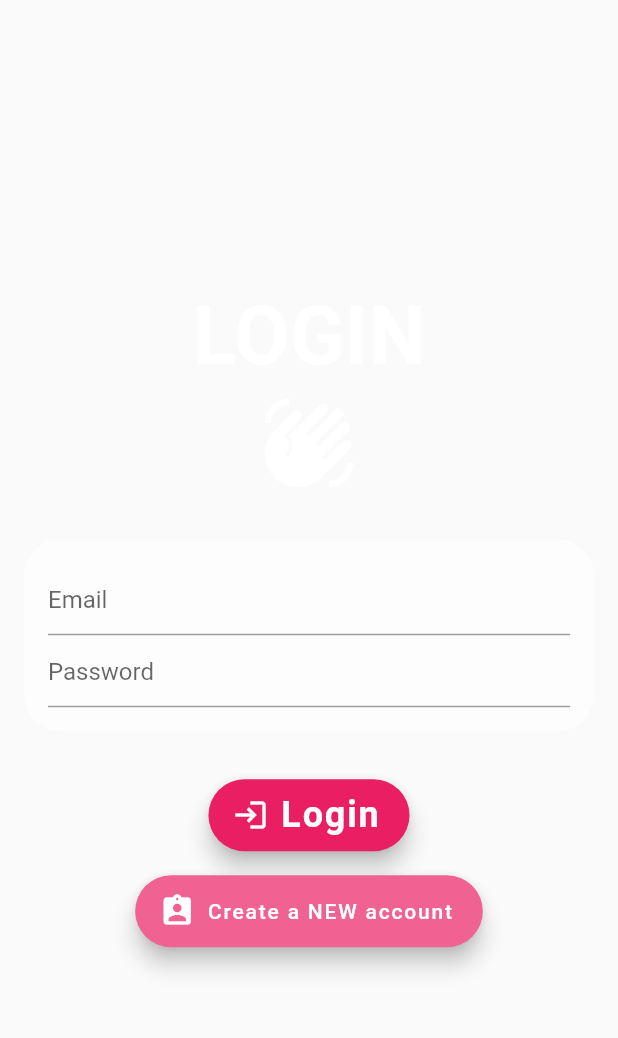
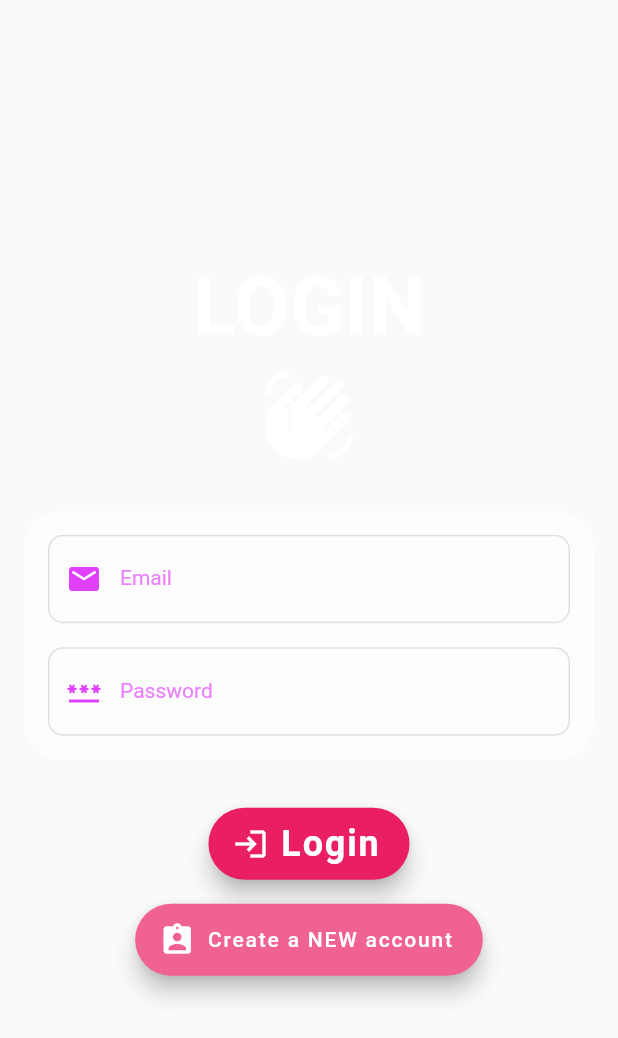
Before and after one commit to KajcsaRenataGabriela/meal-planning-app-getx, a Flutter app: the screen it shows once a user with an empty profile is signed in, after a tap on "Logout", on a phone screen of 412 x 824 dp. Shown: the top 1038 px of the screen. Run offline on Flutter 3.47's test engine with Material 2 defaults, Android fonts, the phone set to English and light mode, and no system bars; our stand-ins replace cloud_firestore, firebase_auth, firebase_core, get; missing offline and left inert: animate_gradient; accounts and stored records are empty; network calls fail.

Commit message:
added home and some signup changes

```diff
--- a/lib/app/controllers/auth_controller.dart
+++ b/lib/app/controllers/auth_controller.dart
@@ -44,7 +44,7 @@ class AuthController extends GetxController {
   Future<void> logout() async {
     try {
       await firebaseAuth.signOut();
-      Get.to(const SignInPage());
+      Get.to(const LogInPage());
     } catch (firebaseAuthException) {
       //
     }
--- a/lib/app/screens/home_page.dart
+++ b/lib/app/screens/home_page.dart
@@ -23,6 +23,27 @@ class _HomePageState extends State<HomePage> {
             },
             child: const Text('Logout')),
       ),
+      bottomNavigationBar: BottomNavigationBar(
+        type: BottomNavigationBarType.fixed,
+        items: const <BottomNavigationBarItem>[
+          BottomNavigationBarItem(
+            icon: Icon(Icons.severe_cold),
+            label: 'Fridge',
+          ),
+          BottomNavigationBarItem(
+            icon: Icon(Icons.shopping_cart),
+            label: 'Shopping',
+          ),
+          BottomNavigationBarItem(
+            icon: Icon(Icons.apple),
+            label: 'Recipes',
+          ),
+          BottomNavigationBarItem(
+            icon: Icon(Icons.note_alt),
+            label: 'Weekly plan',
+          ),
+        ],
+      ),
     );
   }
 }
--- a/lib/app/screens/login_page.dart
+++ b/lib/app/screens/login_page.dart
@@ -3,15 +3,16 @@ import 'package:flutter/material.dart';
 import 'package:get/get.dart';
 
 import '../controllers/auth_controller.dart';
+import 'sign_up_page.dart';
 
-class SignInPage extends StatefulWidget {
-  const SignInPage({super.key});
+class LogInPage extends StatefulWidget {
+  const LogInPage({super.key});
 
   @override
-  State<SignInPage> createState() => _SignInPageState();
+  State<LogInPage> createState() => _LogInPageState();
 }
 
-class _SignInPageState extends State<SignInPage> {
+class _LogInPageState extends State<LogInPage> {
   final TextEditingController _emailController = TextEditingController();
   final TextEditingController _passwordController = TextEditingController();
   final AuthController _authController = Get.put(AuthController());
@@ -29,14 +30,12 @@ class _SignInPageState extends State<SignInPage> {
         secondaryBegin: Alignment.bottomLeft,
         secondaryEnd: Alignment.topRight,
         primaryColors: <Color>[
-          Colors.pink.shade200,
-          Colors.pinkAccent.shade100,
-          Colors.pinkAccent.withOpacity(0.1),
+          Colors.pink.shade100,
+          Colors.pinkAccent.shade100.withOpacity(0.1),
         ],
         secondaryColors: <Color>[
-          Colors.pinkAccent.withOpacity(0.1),
+          Colors.pinkAccent.shade100.withOpacity(0.1),
           Colors.purpleAccent.shade100,
-          Colors.purple.shade200,
         ],
         child: Column(
           mainAxisAlignment: MainAxisAlignment.center,
@@ -72,13 +71,46 @@ class _SignInPageState extends State<SignInPage> {
                           TextField(
                             controller: _emailController,
                             keyboardType: TextInputType.emailAddress,
-                            decoration: const InputDecoration(hintText: 'Email'),
+                            style: const TextStyle(color: Colors.purpleAccent, fontWeight: FontWeight.w900),
+                            decoration: InputDecoration(
+                              labelText: 'Email',
+                              labelStyle: TextStyle(fontSize: 14, color: Colors.purpleAccent.shade100, fontWeight: FontWeight.w400),
+                              enabledBorder: OutlineInputBorder(
+                                borderRadius: BorderRadius.circular(10),
+                                borderSide: BorderSide(
+                                  color: Colors.grey.shade300,
+                                ),
+                              ),
+                              prefixIcon: const Icon(Icons.email_rounded, color: Colors.purpleAccent,),
+                              focusedBorder: OutlineInputBorder(
+                                  borderRadius: BorderRadius.circular(10),
+                                  borderSide: const BorderSide(
+                                    color: Colors.purpleAccent,
+                                  )),
+                            ),
                           ),
+                          const SizedBox(height: 16),
                           TextField(
                             controller: _passwordController,
+                            obscureText: true,
                             keyboardType: TextInputType.visiblePassword,
-                            obscureText: true,
-                            decoration: const InputDecoration(hintText: 'Password'),
+                            style: const TextStyle(color: Colors.purpleAccent, fontWeight: FontWeight.w900),
+                            decoration: InputDecoration(
+                              labelText: 'Password',
+                              labelStyle: TextStyle(fontSize: 14, color: Colors.purpleAccent.shade100, fontWeight: FontWeight.w400),
+                              enabledBorder: OutlineInputBorder(
+                                borderRadius: BorderRadius.circular(10),
+                                borderSide: BorderSide(
+                                  color: Colors.grey.shade300,
+                                ),
+                              ),
+                              prefixIcon: const Icon(Icons.password_outlined, color: Colors.purpleAccent,),
+                              focusedBorder: OutlineInputBorder(
+                                  borderRadius: BorderRadius.circular(10),
+                                  borderSide: const BorderSide(
+                                    color: Colors.purpleAccent,
+                                  )),
+                            ),
                           ),
                         ],
                       ),
@@ -109,7 +141,7 @@ class _SignInPageState extends State<SignInPage> {
                           size: 24.0,
                         ),
                         onPressed: () {
-                          Navigator.pushReplacementNamed(context, '/create');
+                          Get.to(const SignUpPage());
                         },
                         heroTag: 'btn2',
                       ),
--- a/lib/main.dart
+++ b/lib/main.dart
@@ -23,10 +23,10 @@ class MyApp extends StatelessWidget {
       debugShowCheckedModeBanner: false,
       title: 'Flutter Demo',
       theme: ThemeData(
-        primarySwatch: Colors.blue,
+        primarySwatch: Colors.pink,
       ),
       home: Obx(() {
-        return authController.isLoggedIn.value ? const HomePage() : const SignInPage();
+        return authController.isLoggedIn.value ? const HomePage() : const LogInPage();
       }),
     );
   }
```
Also changed, not shown: lib/app/screens/sign_up_page.dart (+34 -12 lines).
